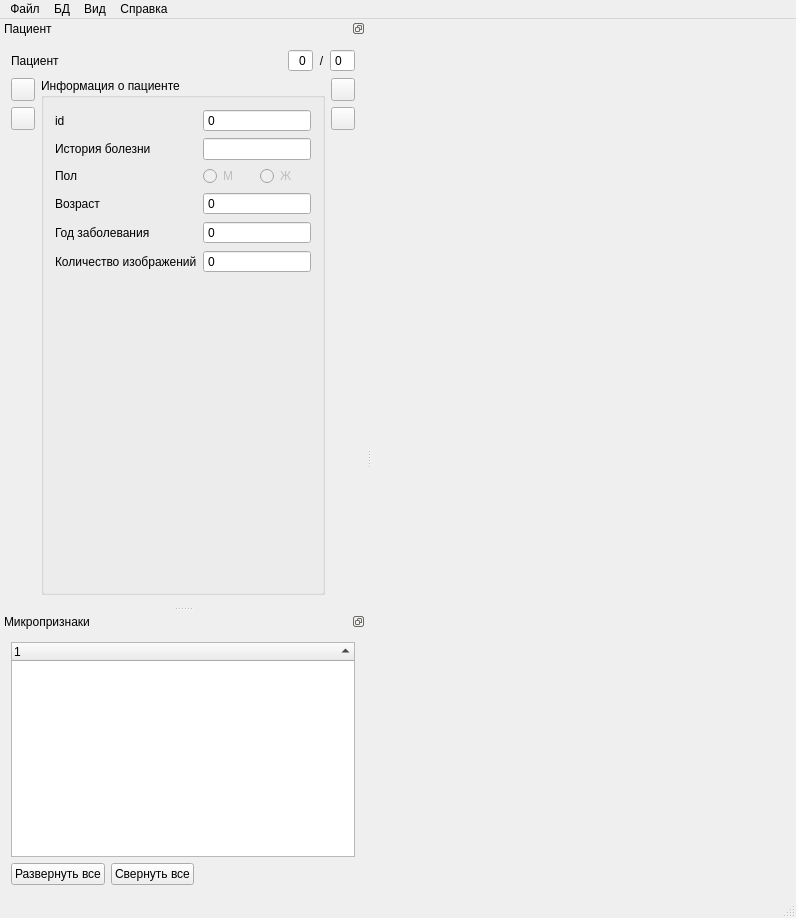
Before: the Qt Designer form dialogs/mainwindow.ui in gurmaaan/AtlasKidney, drawn with Qt 5.
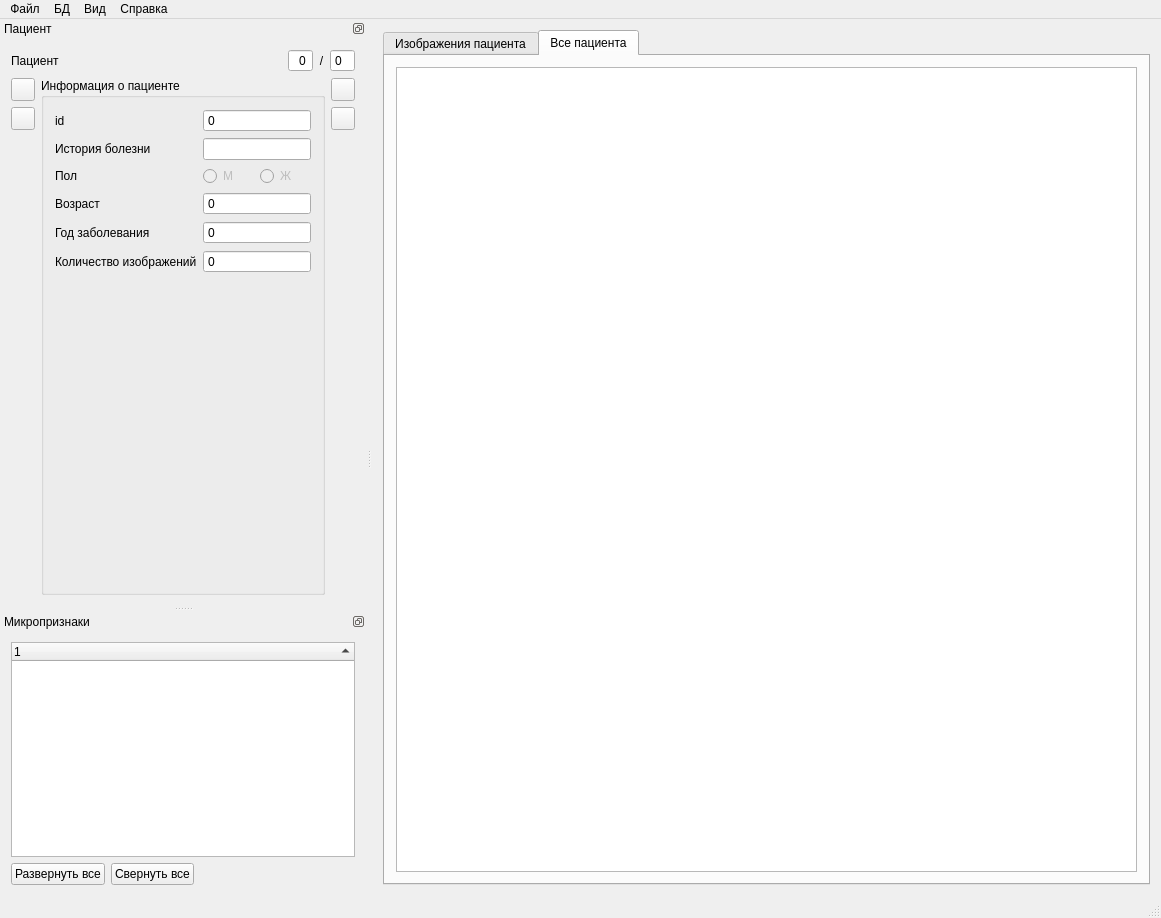
After: the same form once the commit is applied. Icons and pictures are not drawn. Custom widgets are drawn as their Qt base class.

Commit message: Добавлена диаграмма модели + таблица всех пациентов. Таблица ресайзится по ресайзу окна

Diff of the .ui file:
```diff
--- a/dialogs/mainwindow.ui
+++ b/dialogs/mainwindow.ui
@@ -6,7 +6,7 @@
    <rect>
     <x>0</x>
     <y>0</y>
-    <width>796</width>
+    <width>1161</width>
     <height>918</height>
    </rect>
   </property>
@@ -18,9 +18,37 @@
     <normaloff>:/icons/favicon.ico</normaloff>:/icons/favicon.ico</iconset>
   </property>
   <widget class="QWidget" name="centralWidget">
-   <layout class="QVBoxLayout" name="verticalLayout_2">
+   <layout class="QVBoxLayout" name="verticalLayout_5">
     <item>
-     <widget class="ImageWidget" name="img_widget" native="true"/>
+     <widget class="QTabWidget" name="tabWidget">
+      <property name="currentIndex">
+       <number>1</number>
+      </property>
+      <widget class="QWidget" name="tab_images">
+       <attribute name="title">
+        <string>Изображения пациента</string>
+       </attribute>
+       <layout class="QVBoxLayout" name="verticalLayout_2">
+        <item>
+         <widget class="ImageWidget" name="img_widget" native="true"/>
+        </item>
+       </layout>
+      </widget>
+      <widget class="QWidget" name="tab_patients">
+       <attribute name="title">
+        <string>Все пациента</string>
+       </attribute>
+       <layout class="QVBoxLayout" name="verticalLayout_4">
+        <item>
+         <widget class="QTableView" name="patients_tv">
+          <property name="sizeAdjustPolicy">
+           <enum>QAbstractScrollArea::AdjustIgnored</enum>
+          </property>
+         </widget>
+        </item>
+       </layout>
+      </widget>
+     </widget>
     </item>
    </layout>
   </widget>
@@ -29,7 +57,7 @@
     <rect>
      <x>0</x>
      <y>0</y>
-     <width>796</width>
+     <width>1161</width>
      <height>21</height>
     </rect>
    </property>
```
The commit also changes 5 other files.
